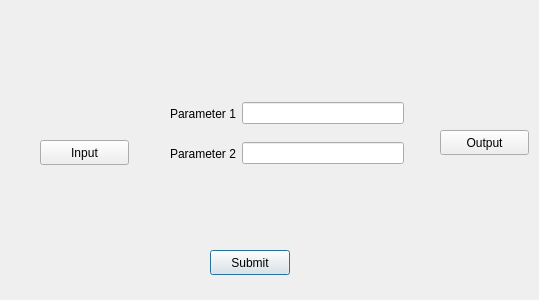
Old version of the form mkdialog.ui in the repository MATF-RS19/RS018-miniknime.
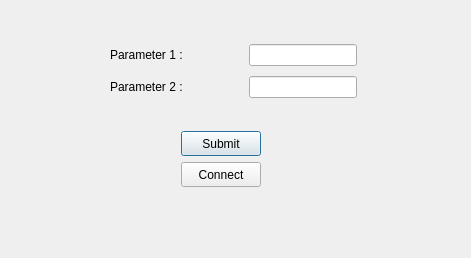
New version of the form.

```diff
--- a/mkdialog.ui
+++ b/mkdialog.ui
@@ -6,8 +6,8 @@
    <rect>
     <x>0</x>
     <y>0</y>
-    <width>539</width>
-    <height>300</height>
+    <width>471</width>
+    <height>258</height>
    </rect>
   </property>
   <property name="windowTitle">
@@ -16,8 +16,8 @@
   <widget class="QPushButton" name="submitButton">
    <property name="geometry">
     <rect>
-     <x>210</x>
-     <y>250</y>
+     <x>181</x>
+     <y>131</y>
      <width>80</width>
      <height>25</height>
     </rect>
@@ -29,70 +29,67 @@
   <widget class="QPushButton" name="inputButton">
    <property name="geometry">
     <rect>
-     <x>40</x>
-     <y>140</y>
-     <width>89</width>
+     <x>181</x>
+     <y>162</y>
+     <width>80</width>
      <height>25</height>
     </rect>
    </property>
    <property name="text">
-    <string>Input</string>
-   </property>
-  </widget>
-  <widget class="QPushButton" name="outputButton">
-   <property name="geometry">
-    <rect>
-     <x>440</x>
-     <y>130</y>
-     <width>89</width>
-     <height>25</height>
-    </rect>
-   </property>
-   <property name="text">
-    <string>Output</string>
+    <string>Connect</string>
    </property>
   </widget>
   <widget class="QWidget" name="">
    <property name="geometry">
     <rect>
-     <x>170</x>
-     <y>100</y>
-     <width>234</width>
-     <height>27</height>
+     <x>110</x>
+     <y>40</y>
+     <width>247</width>
+     <height>62</height>
     </rect>
    </property>
+   <layout class="QVBoxLayout" name="verticalLayout">
+    <item>
    <layout class="QHBoxLayout" name="horizontalLayout">
     <item>
      <widget class="QLabel" name="label">
       <property name="text">
-       <string>Parameter 1</string>
+         <string>Parameter 1 :</string>
       </property>
      </widget>
     </item>
     <item>
-     <widget class="QLineEdit" name="lineEdit"/>
-    </item>
-   </layout>
-  </widget>
-  <widget class="QWidget" name="">
-   <property name="geometry">
-    <rect>
-     <x>170</x>
-     <y>140</y>
-     <width>234</width>
-     <height>27</height>
-    </rect>
-   </property>
+       <widget class="QLineEdit" name="lineEdit">
+        <property name="sizePolicy">
+         <sizepolicy hsizetype="Fixed" vsizetype="Fixed">
+          <horstretch>0</horstretch>
+          <verstretch>0</verstretch>
+         </sizepolicy>
+        </property>
+       </widget>
+      </item>
+     </layout>
+    </item>
+    <item>
    <layout class="QHBoxLayout" name="horizontalLayout_2">
     <item>
      <widget class="QLabel" name="label_2">
       <property name="text">
-       <string>Parameter 2</string>
+         <string>Parameter 2 : </string>
       </property>
      </widget>
     </item>
     <item>
-     <widget class="QLineEdit" name="lineEdit_2"/>
+       <widget class="QLineEdit" name="lineEdit_2">
+        <property name="sizePolicy">
+         <sizepolicy hsizetype="Fixed" vsizetype="Fixed">
+          <horstretch>0</horstretch>
+          <verstretch>0</verstretch>
+         </sizepolicy>
+        </property>
+       </widget>
+      </item>
+     </layout>
     </item>
    </layout>
   </widget>
```
Left out of the diff: 2 changed lines with no effect on the pictures. Lines whose indentation alone changed are shown as unchanged.
